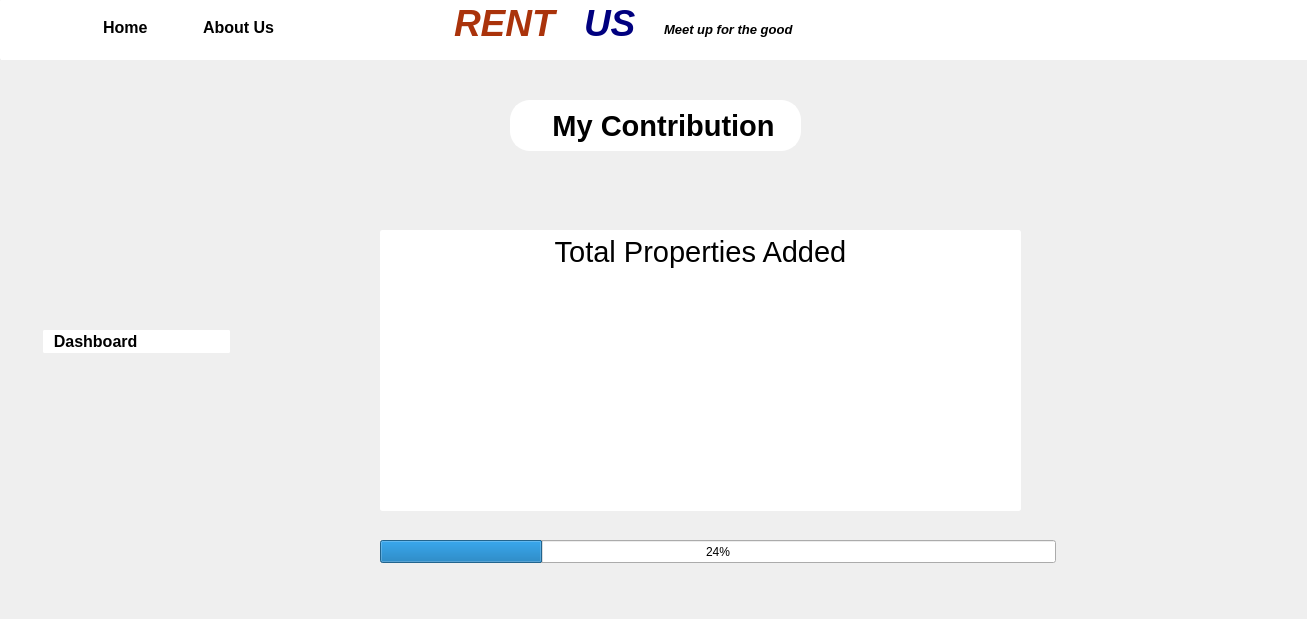
Old version of the form mycontributions.ui in the repository kausik10/RentUs.
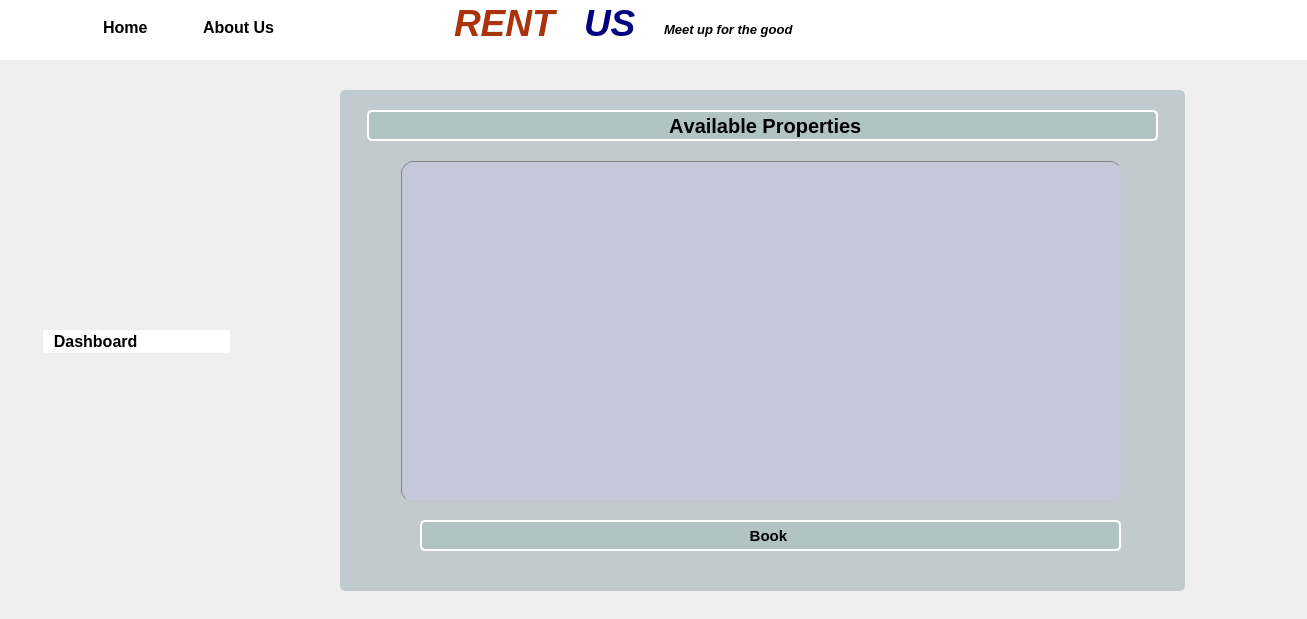
New version of the form. Icons and pictures are not drawn.

Patch:
```diff
--- a/mycontributions.ui
+++ b/mycontributions.ui
@@ -370,15 +370,15 @@
     <widget class="QPushButton" name="pushButton_16">
      <property name="geometry">
       <rect>
-       <x>510</x>
-       <y>100</y>
-       <width>291</width>
-       <height>51</height>
+       <x>367</x>
+       <y>110</y>
+       <width>791</width>
+       <height>31</height>
       </rect>
      </property>
      <property name="font">
       <font>
-       <pointsize>22</pointsize>
+       <pointsize>15</pointsize>
        <italic>false</italic>
        <bold>true</bold>
        <stylestrategy>PreferDefault</stylestrategy>
@@ -388,20 +388,16 @@
      <property name="styleSheet">
       <string notr="true">#pushButton_16
 {
-padding: 5px;
-color: black;
-	background: rgb(255,255,255);
-	border: 2px solid white;
-	border-radius: 20px;
+border-radius: 5px;
+border: 2px solid white;
+background-color: rgba(109, 166, 147, 45);
 text-align: center;
+
 }
-#pushButton_16:hover
-{
-	background: rgb(220,220,200);
-}</string>
+</string>
      </property>
      <property name="text">
-      <string>  My Contribution</string>
+      <string> Available Properties</string>
      </property>
      <property name="icon">
       <iconset resource="src.qrc">
@@ -414,37 +410,97 @@
       </size>
      </property>
     </widget>
-    <widget class="QTextEdit" name="textEdit_26">
+    <widget class="QPushButton" name="pushButton_5">
      <property name="geometry">
       <rect>
-       <x>380</x>
-       <y>230</y>
-       <width>641</width>
-       <height>281</height>
+       <x>420</x>
+       <y>520</y>
+       <width>701</width>
+       <height>31</height>
       </rect>
      </property>
-     <property name="html">
-      <string>&lt;!DOCTYPE HTML PUBLIC &quot;-//W3C//DTD HTML 4.0//EN&quot; &quot;http://www.w3.org/TR/REC-html40/strict.dtd&quot;&gt;
-&lt;html&gt;&lt;head&gt;&lt;meta name=&quot;qrichtext&quot; content=&quot;1&quot; /&gt;&lt;meta charset=&quot;utf-8&quot; /&gt;&lt;style type=&quot;text/css&quot;&gt;
-p, li { white-space: pre-wrap; }
-hr { height: 1px; border-width: 0; }
-&lt;/style&gt;&lt;/head&gt;&lt;body style=&quot; font-family:'Segoe UI'; font-size:9pt; font-weight:400; font-style:normal;&quot;&gt;
-&lt;p align=&quot;center&quot; style=&quot; margin-top:0px; margin-bottom:0px; margin-left:0px; margin-right:0px; -qt-block-indent:0; text-indent:0px;&quot;&gt;&lt;span style=&quot; font-size:22pt;&quot;&gt;Total Properties Added&lt;/span&gt;&lt;/p&gt;&lt;/body&gt;&lt;/html&gt;</string>
+     <property name="font">
+      <font>
+       <pointsize>11</pointsize>
+       <bold>true</bold>
+      </font>
      </property>
+     <property name="styleSheet">
+      <string notr="true">#pushButton_5
+{
+border-radius: 5px;
+border: 2px solid white;
+background-color: rgba(109, 166, 147, 45);
+text-align: center;
+
+}
+
+#pushButton_5:hover
+{
+background-color: rgba(209, 66, 47, 50);
+color: rgb(255,255,255);
+}</string>
+     </property>
+     <property name="text">
+      <string>Book </string>
+     </property>
     </widget>
-    <widget class="QProgressBar" name="progressBar">
+    <widget class="QLabel" name="label_3">
+     <property name="enabled">
+      <bool>false</bool>
+     </property>
      <property name="geometry">
       <rect>
-       <x>380</x>
-       <y>540</y>
-       <width>676</width>
-       <height>23</height>
+       <x>340</x>
+       <y>90</y>
+       <width>845</width>
+       <height>501</height>
       </rect>
      </property>
-     <property name="value">
-      <number>24</number>
+     <property name="styleSheet">
+      <string notr="true">background: rgba(123,145,156,100);
+border-radius:5px;</string>
      </property>
+     <property name="text">
+      <string/>
+     </property>
+     <property name="textInteractionFlags">
+      <set>Qt::NoTextInteraction</set>
+     </property>
     </widget>
+    <widget class="QTableView" name="tableView">
+     <property name="geometry">
+      <rect>
+       <x>401</x>
+       <y>161</y>
+       <width>721</width>
+       <height>341</height>
+      </rect>
+     </property>
+     <property name="styleSheet">
+      <string notr="true">border-color: rgb(131, 131, 131);
+background-color: rgba(200, 200, 235, 100);
+border-width : 1px;
+border-radius: 12px;
+
+border-style: inset;
+</string>
+     </property>
+     <property name="alternatingRowColors">
+      <bool>true</bool>
+     </property>
+     <property name="showGrid">
+      <bool>false</bool>
+     </property>
+     <attribute name="horizontalHeaderVisible">
+      <bool>true</bool>
+     </attribute>
+     <attribute name="verticalHeaderVisible">
+      <bool>false</bool>
+     </attribute>
+    </widget>
+    <zorder>label_3</zorder>
+    <zorder>pushButton_5</zorder>
     <zorder>plainTextEdit_2</zorder>
     <zorder>textEdit_8</zorder>
     <zorder>textEdit_5</zorder>
@@ -455,8 +511,7 @@
     <zorder>layoutWidget_2</zorder>
     <zorder>textEdit_7</zorder>
     <zorder>pushButton_16</zorder>
-    <zorder>textEdit_26</zorder>
-    <zorder>progressBar</zorder>
+    <zorder>tableView</zorder>
    </widget>
   </widget>
  </widget>
```
